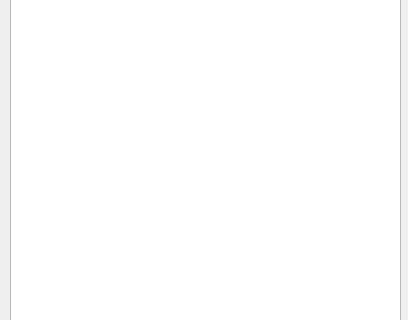
This is QT/Client/schedule.ui in paxcho1/OOP-Project as Qt 5 draws it before an edit; both pictures show x 0 to 408 and y 110 to 430 of the 408 by 550 pixel window. The edited form follows.
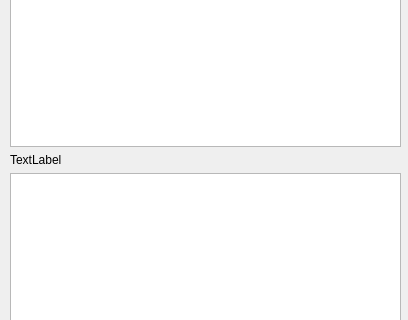
This is the edited form.

```diff
--- a/QT/Client/schedule.ui
+++ b/QT/Client/schedule.ui
@@ -34,7 +34,17 @@
      </widget>
     </item>
     <item>
-     <widget class="QListWidget" name="Schedule_list"/>
+     <widget class="QListWidget" name="DailySchedule_list"/>
+    </item>
+    <item>
+     <widget class="QLabel" name="label">
+      <property name="text">
+       <string>TextLabel</string>
+      </property>
+     </widget>
+    </item>
+    <item>
+     <widget class="QListWidget" name="WeeklySchedule_list"/>
     </item>
     <item>
      <layout class="QHBoxLayout" name="horizontalLayout">
```
